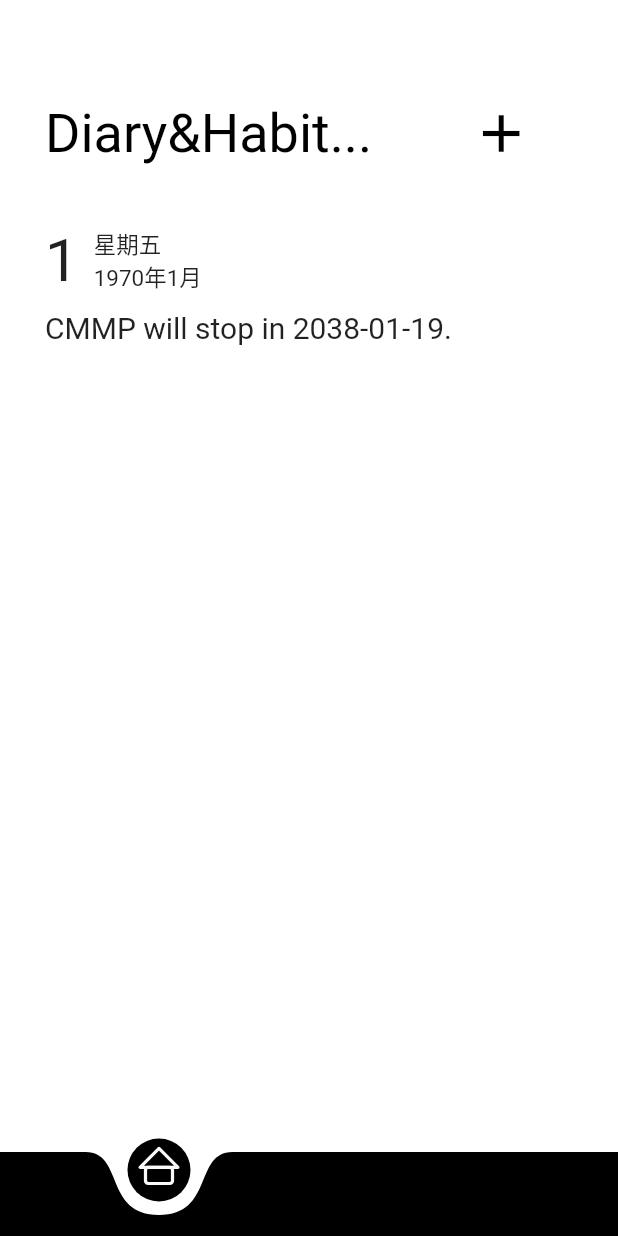
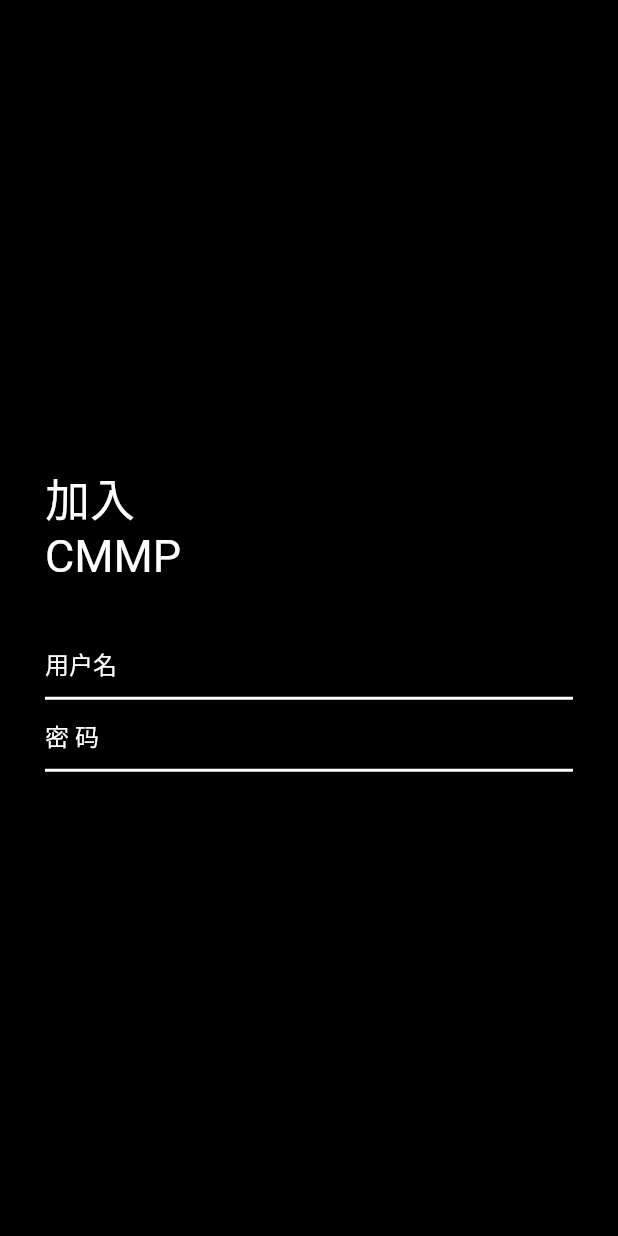
Before and after one commit to ElleryQu/CMMP, a Flutter app: the screen it shows after launch, on a phone screen of 412 x 824 dp. Run offline on Flutter 3.47's test engine with Material 2 defaults, Android fonts, the phone set to English and light mode, and no system bars; our stand-ins replace sqflite; missing offline and left inert: dart:ffi, shared; accounts and stored records are empty.

Commit message:
before_reply second_submit

```diff
--- /dev/null
+++ b/lib/account_management_screen/sign_in.dart
@@ -0,0 +1,70 @@
+/*
+  注册界面。
+  参考： https://blog.csdn.net/hekaiyou/article/details/73819668
+*/
+
+import 'package:flutter/material.dart';
+
+class SignInScreen extends StatefulWidget {
+  @override
+  State createState() => new SignInScreenState();
+}
+
+class SignInScreenState extends State<SignInScreen> {
+  final TextEditingController _utc = new TextEditingController();
+  final TextEditingController _ptc = new TextEditingController();
+
+  @override
+  Widget build(BuildContext context) {
+    return Scaffold(
+      backgroundColor: Colors.black,
+      body: Container(
+        margin: EdgeInsets.fromLTRB(30, 0, 30, 0),
+        child: Column(
+          mainAxisAlignment: MainAxisAlignment.center,
+          crossAxisAlignment: CrossAxisAlignment.start,
+          children: <Widget>[
+            Text("加入",
+              style: TextStyle(color: Colors.white, fontSize: 30),
+            ),
+            Text("CMMP",
+              style: TextStyle(color: Colors.white, fontSize: 30),
+            ),
+            Padding(padding: EdgeInsets.only(bottom: 30),),
+            Column(
+              children: <Widget>[
+                TextField(
+                  controller: _utc,
+                  decoration: InputDecoration(
+                    hintText: '用户名',
+                    hintStyle: TextStyle(color: Colors.white),
+                    enabledBorder: UnderlineInputBorder(
+                      borderSide: BorderSide(color: Colors.white, width: 2)
+                    ),
+                    focusedBorder: UnderlineInputBorder(
+                      borderSide: BorderSide(color: Colors.white, width: 5)
+                    )
+                  ),
+                ),
+                TextField(
+                  controller: _utc,
+                  decoration: InputDecoration(
+                    hintText: '密 码',
+                    hintStyle: TextStyle(color: Colors.white),
+                    enabledBorder: UnderlineInputBorder(
+                      borderSide: BorderSide(color: Colors.white, width: 2)
+                    ),
+                    focusedBorder: UnderlineInputBorder(
+                      borderSide: BorderSide(color: Colors.white, width: 5)
+                    )
+                  ),
+                ),
+              ],
+              mainAxisAlignment: MainAxisAlignment.center,
+            )
+          ],
+        )
+      )
+    );
+  }
+}
--- /dev/null
+++ b/lib/home_screen/friendpage/friendpage.dart
@@ -0,0 +1,18 @@
+/*
+  好友列表界面。
+  // test: 需要接入session。
+*/
+
+import 'package:flutter/material.dart';
+
+class FriendPage extends StatefulWidget {
+  @override
+  State<StatefulWidget> createState() => new FriendPageState();
+}
+
+class FriendPageState extends State<FriendPage>{
+
+  Widget build(BuildContext context){
+    return null;
+  }
+}
--- a/lib/main.dart
+++ b/lib/main.dart
@@ -1,8 +1,10 @@
+import 'package:cmmp/account_management_screen/sign_in.dart';
 import 'package:flutter/material.dart';
 
 import './home_screen/home.dart';
 import './addrecord_screen/addrecord.dart';
 import './chat_screen/communication/communication.dart';
+import './account_management_screen/sign_in.dart';
 
 void main() => runApp(App());
 
@@ -13,7 +15,7 @@ class App extends StatelessWidget {
     return MaterialApp(
       initialRoute: '/',
       routes: {
-        '/' : (context) => HomeScreen(),
+        '/' : (context) => SignInScreen(),
         '/addrecord' : (context) => AddRecordScreen(),
       },
     );
--- a/pubspec.yaml
+++ b/pubspec.yaml
@@ -28,6 +28,7 @@ dependencies:
   path_provider:
   sqflite:
   path:
+  flutter_local_notifications:
 
 dev_dependencies:
   flutter_test:
```
